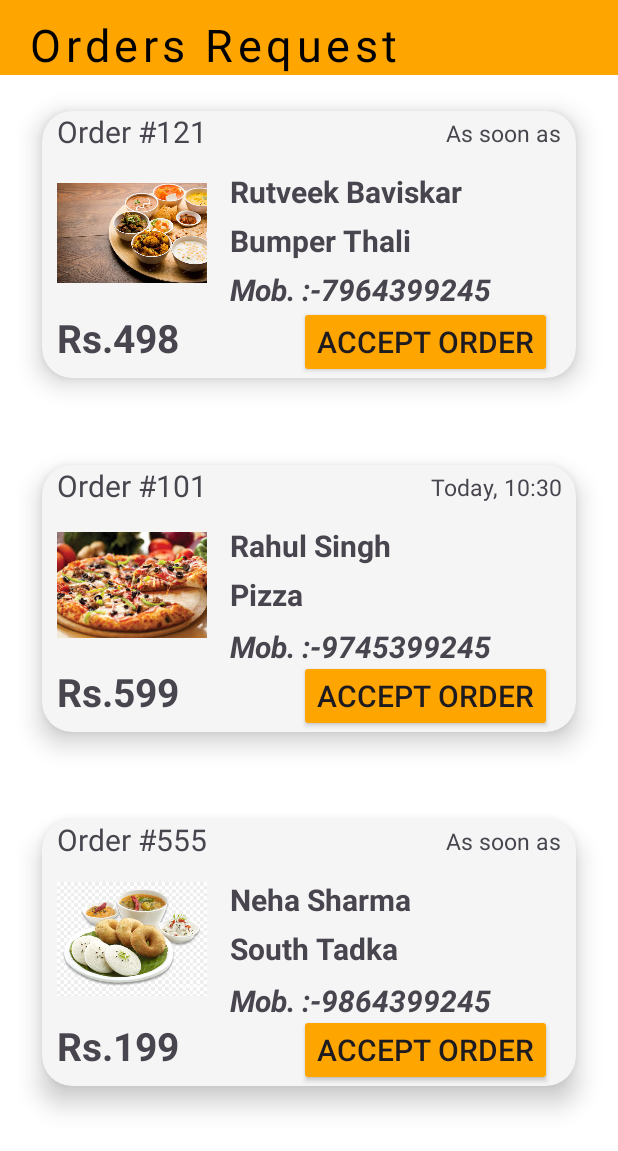
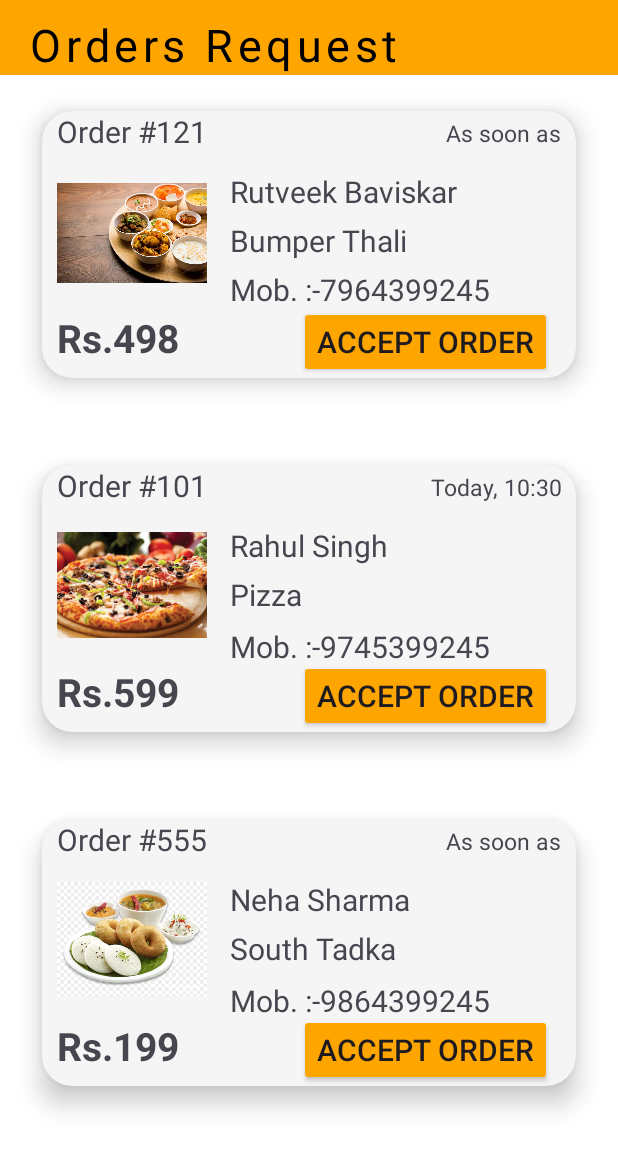
Before and after one commit to atharv2204/Internship-App, an Android app: the orders screen opened directly, with no data from a screen before it, on a phone screen of 412 x 824 dp. Shown: the top 1151 px of the screen. Run offline under Robolectric (Android 15) with nearby library versions, the phone set to English and light mode, and no system bars; Roboto replaces fonts that are not available here.

Commit message:
admin done except add items 1

```diff
--- a/app/src/main/res/layout/activity_orders.xml
+++ b/app/src/main/res/layout/activity_orders.xml
@@ -98,7 +98,7 @@
                         android:layout_marginTop="10dp"
                         android:text="Rutveek Baviskar"
                         android:textSize="20dp"
-                        android:textStyle="bold"
+
                         tools:ignore="TextSizeCheck" />
 
                     <TextView
@@ -108,7 +108,6 @@
                         android:layout_marginTop="5dp"
                         android:text="Bumper Thali"
                         android:textSize="20dp"
-                        android:textStyle="bold"
                         tools:ignore="TextSizeCheck" />
 
                     <TextView
@@ -118,7 +117,6 @@
                         android:layout_marginLeft="10dp"
                         android:text="Mob. :-7964399245"
                         android:textSize="20dp"
-                        android:textStyle="bold|italic"
                         tools:ignore="TextSizeCheck" />
 
                 </LinearLayout>
@@ -217,7 +215,6 @@
                             android:layout_marginTop="10dp"
                             android:text="Rahul Singh"
                             android:textSize="20dp"
-                            android:textStyle="bold"
                             tools:ignore="TextSizeCheck" />
 
                         <TextView
@@ -227,7 +224,6 @@
                             android:layout_marginTop="5dp"
                             android:text="Pizza"
                             android:textSize="20dp"
-                            android:textStyle="bold"
                             tools:ignore="TextSizeCheck" />
 
                         <TextView
@@ -237,7 +233,6 @@
                             android:layout_marginLeft="10dp"
                             android:text="Mob. :-9745399245"
                             android:textSize="20dp"
-                            android:textStyle="bold|italic"
                             tools:ignore="TextSizeCheck" />
 
                     </LinearLayout>
@@ -335,7 +330,6 @@
                             android:layout_marginTop="10dp"
                             android:text="Neha Sharma"
                             android:textSize="20dp"
-                            android:textStyle="bold"
                             tools:ignore="TextSizeCheck" />
 
                         <TextView
@@ -345,7 +339,6 @@
                             android:layout_marginTop="5dp"
                             android:text="South Tadka"
                             android:textSize="20dp"
-                            android:textStyle="bold"
                             tools:ignore="TextSizeCheck" />
 
                         <TextView
@@ -355,7 +348,6 @@
                             android:layout_marginLeft="10dp"
                             android:text="Mob. :-9864399245"
                             android:textSize="20dp"
-                            android:textStyle="bold|italic"
                             tools:ignore="TextSizeCheck" />
 
                     </LinearLayout>
```
